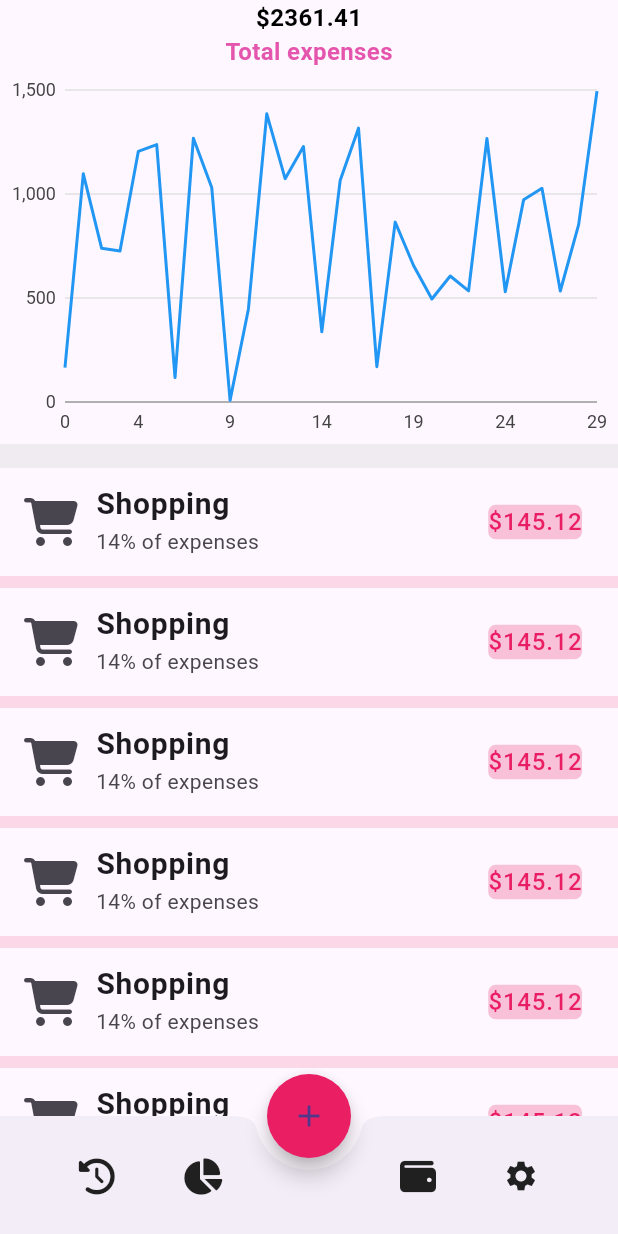
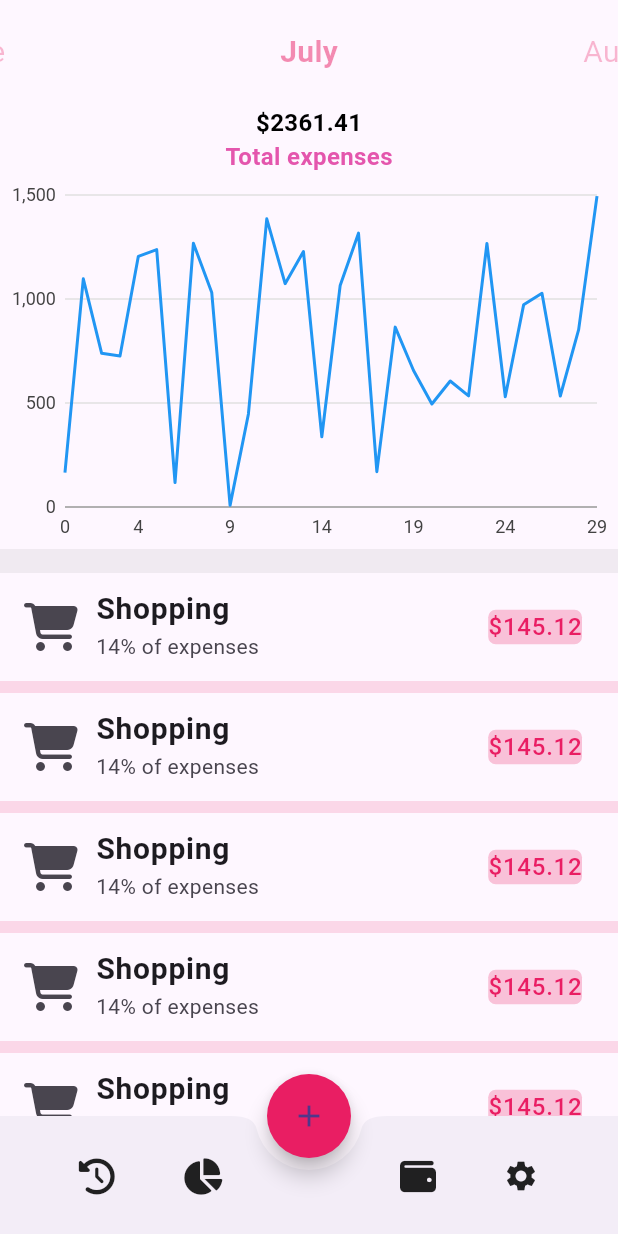
Before and after one commit to GuadaGT/App_Control_Gastos, a Flutter app: the screen it shows after launch, on a phone screen of 412 x 824 dp. Run offline on Flutter 3.47's test engine with Material 3 defaults, Android fonts, the light colour scheme and no system bars; our stand-ins replace charts_flutter, font_awesome_flutter.

Commit message:
inicio de app

```diff
--- a/lib/main.dart
+++ b/lib/main.dart
@@ -1,4 +1,5 @@
 import 'package:flutter/material.dart';
+import 'package:flutter/widgets.dart';
 import 'package:flutter_gastos/graph_widget.dart';
 import 'package:font_awesome_flutter/font_awesome_flutter.dart';
 
@@ -24,6 +25,18 @@ class HomePage extends StatefulWidget {
 }
 
 class _HomePageState extends State<HomePage> {
+  late PageController _controller;
+  int currentPage = 6;
+
+  @override
+  void initState() {
+    super.initState();
+    _controller = PageController(
+      initialPage: currentPage,
+      viewportFraction: 0.4,
+    );
+  }
+
   Widget _bottomAction(IconData icon) {
     return InkWell(
       child: Padding(
@@ -81,7 +94,59 @@ class _HomePageState extends State<HomePage> {
     );
   }
 
-  Widget _selector() => Container();
+  Widget _pageItem(String name, int position) {
+    var _aligment;
+    final selected = TextStyle(
+        fontSize: 20.0,
+        fontWeight: FontWeight.bold,
+        color: Colors.pink.withOpacity(0.5));
+    final unSelected = TextStyle(
+        fontSize: 20.0,
+        fontWeight: FontWeight.normal,
+        color: Colors.pink.withOpacity(0.3));
+
+    if (position == currentPage) {
+      _aligment = Alignment.center;
+    } else if (position > currentPage) {
+      _aligment = Alignment.centerRight;
+    } else {
+      _aligment = Alignment.centerLeft;
+    }
+    return Align(
+        alignment: _aligment,
+        child: Text(
+          name,
+          style: position == currentPage ? selected : unSelected,
+        ));
+  }
+
+  Widget _selector() {
+    return SizedBox.fromSize(
+      size: Size.fromHeight(70.0),
+      child: PageView(
+        onPageChanged: (newPage) {
+          setState(() {
+            currentPage = newPage;
+          });
+        },
+        controller: _controller,
+        children: <Widget>[
+          _pageItem("January", 0),
+          _pageItem("February", 1),
+          _pageItem("March", 2),
+          _pageItem("April", 3),
+          _pageItem("May", 4),
+          _pageItem("June", 5),
+          _pageItem("July", 6),
+          _pageItem("August", 7),
+          _pageItem("September", 8),
+          _pageItem("October", 9),
+          _pageItem("November", 10),
+          _pageItem("December", 11),
+        ],
+      ),
+    );
+  }
 
   Widget _expenses() {
     return Column(
```
